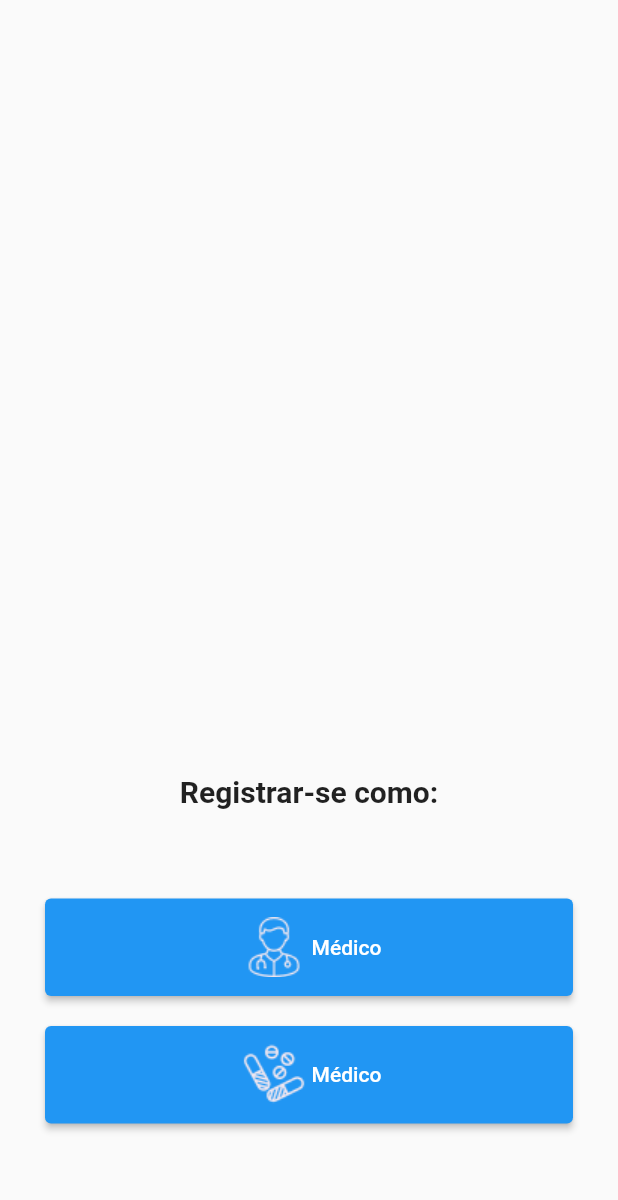
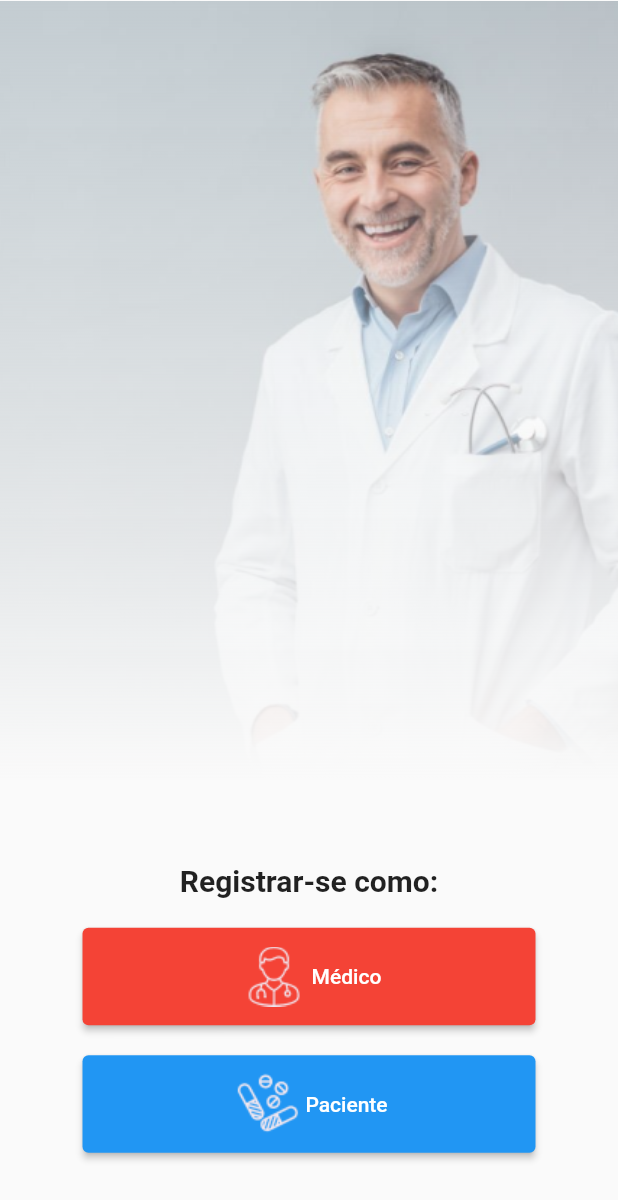
Before and after one commit to NatanBatista/syncrolife, a Flutter app: the screen it shows after launch, on a phone screen of 412 x 824 dp. Shown: the top 1200 px of the screen. Run offline on Flutter 3.47's test engine with Material 2 defaults, Android fonts, the phone set to English and light mode, and no system bars.

Commit message:
Imagem médico adicionada com gradiente

```diff
--- a/lib/pages/singup_page.dart
+++ b/lib/pages/singup_page.dart
@@ -10,27 +10,42 @@ class SingupPage extends StatelessWidget {
     return Scaffold(
       body: Container(
         child: Column(
-          mainAxisAlignment: MainAxisAlignment.end,
+          mainAxisAlignment: MainAxisAlignment.spaceAround,
           crossAxisAlignment: CrossAxisAlignment.center,
           children: [
+            ShaderMask(
+              shaderCallback: (bounds) => LinearGradient(
+                begin: Alignment.topCenter,
+                end: Alignment.bottomCenter,
+                colors: [
+                  Color.fromARGB(255, 255, 255, 255),
+                  Color.fromARGB(0, 255, 255, 255)
+                ],
+                tileMode: TileMode.clamp,
+              ).createShader(bounds),
+              child: Image.asset("assets/images/medico1.png"),
+            ),
             Container(
-                child: Text(
-              "Registrar-se como:",
-              style: TextStyle(fontWeight: FontWeight.bold, fontSize: 20),
-            )),
-            Container(
-                padding:
-                    EdgeInsets.only(top: 50, left: 30, right: 30, bottom: 75),
+                padding: EdgeInsets.all(55),
                 child: Column(
                   children: [
+                    Text(
+                      "Registrar-se como:",
+                      style:
+                          TextStyle(fontWeight: FontWeight.bold, fontSize: 20),
+                    ),
                     SizedBox(
-                      height: 10,
+                      height: 20,
                     ),
                     Container(
                       height: 65,
                       decoration: BoxDecoration(
                           borderRadius: BorderRadius.circular(30.0)),
                       child: ElevatedButton(
+                          style: ButtonStyle(
+                            backgroundColor:
+                                MaterialStateProperty.all(Colors.red),
+                          ),
                           onPressed: () {},
                           child: Row(
                             mainAxisAlignment: MainAxisAlignment.center,
@@ -62,7 +77,7 @@ class SingupPage extends StatelessWidget {
                                 width: 50,
                                 height: 50,
                               ),
-                              Text("Médico")
+                              Text("Paciente")
                             ],
                           )),
                     )
```
Also changed, not shown: assets/images/medico1.png (added), assets/images/medicos.jpg (deleted).
